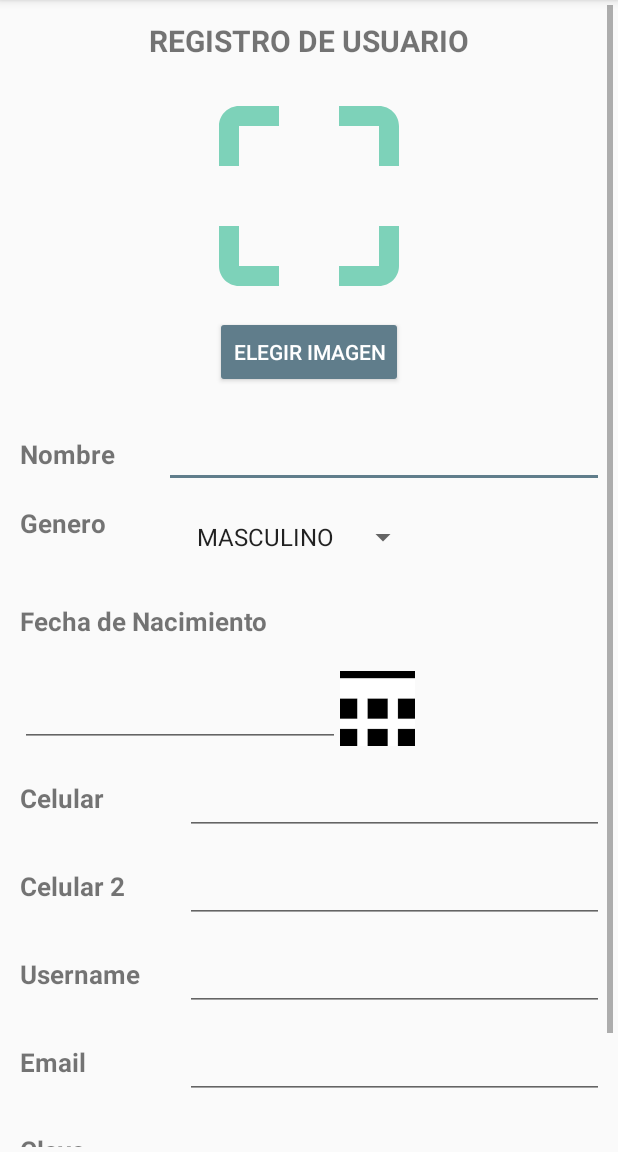
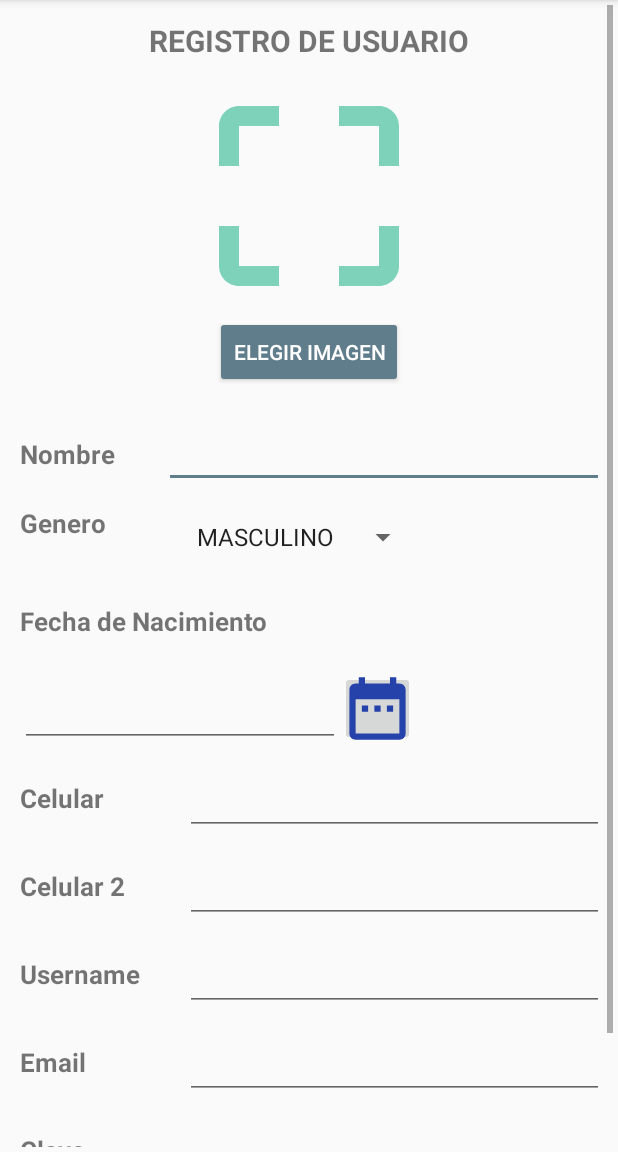
Before and after one commit to huancas/android, an Android app: the Menu screen opened directly, with no data from a screen before it, on a phone screen of 412 x 824 dp, the part 84-1236 px from its top. Run offline under Robolectric (Android 15) with nearby library versions, the phone set to English and light mode, and no system bars; our stand-ins replace Volley; 1 statement that could not run was skipped.

Commit message:
Unión de código
Se uni el diseño con el codigo de notificación.

```diff
--- a/uber/app/src/main/java/pe/progsistem/jesus/ubeprivado/Menu.java
+++ b/uber/app/src/main/java/pe/progsistem/jesus/ubeprivado/Menu.java
@@ -5,6 +5,7 @@ import android.content.Intent;
 import android.graphics.Bitmap;
 import android.net.Uri;
 import android.provider.MediaStore;
+import android.support.annotation.NonNull;
 import android.support.v7.app.AppCompatActivity;
 import android.os.Bundle;
 import android.text.TextUtils;
@@ -25,6 +26,10 @@ import com.android.volley.Response;
 import com.android.volley.VolleyError;
 import com.android.volley.toolbox.StringRequest;
 import com.android.volley.toolbox.Volley;
+import com.google.android.gms.tasks.OnCompleteListener;
+import com.google.android.gms.tasks.Task;
+import com.google.firebase.iid.FirebaseInstanceId;
+import com.google.firebase.iid.InstanceIdResult;
 
 
 import java.io.ByteArrayOutputStream;
@@ -35,6 +40,7 @@ import java.util.Map;
 
 
 import pe.progsistem.jesus.ubeprivado.Activities.Inicio;
+import pe.progsistem.jesus.ubeprivado.Activities.Principal;
 import pe.progsistem.jesus.ubeprivado.conexion.Conexion;
 import pe.progsistem.jesus.ubeprivado.conexion.FuncionesApp;
 
@@ -51,6 +57,8 @@ public class Menu extends AppCompatActivity implements View.OnClickListener{
     final int mes = c.get(Calendar.MONTH);
     final int dia = c.get(Calendar.DAY_OF_MONTH);
     final int anio = c.get(Calendar.YEAR);
+
+    private String token;
 
     //Widgets
     EditText etFecha;
@@ -132,6 +140,8 @@ public class Menu extends AppCompatActivity implements View.OnClickListener{
         title.setOnClickListener(this);
 
         spgenero = (Spinner) findViewById(R.id.spinnersexo);
+
+        getTocken();
 
     }
 
@@ -216,7 +226,7 @@ public class Menu extends AppCompatActivity implements View.OnClickListener{
 
 
                 String mGenero = String.valueOf(spgenero.getSelectedItem());
-              //Creación de parámetros
+                //Creación de parámetros
                 Map<String,String> params = new Hashtable<String, String>();
 
                 //Agregando de parámetros
@@ -231,7 +241,8 @@ public class Menu extends AppCompatActivity implements View.OnClickListener{
                 params.put("password",mPassword);
                 params.put("cargo","PASAJERO");
                 params.put(KEY_IMAGEN, imagen);
-               //Parámetros de retorno
+                params.put("token", token);
+                //Parámetros de retorno
                 return params;
             }
         };
@@ -248,7 +259,7 @@ public class Menu extends AppCompatActivity implements View.OnClickListener{
         intent.setType("image/*");
         intent.setAction(Intent.ACTION_GET_CONTENT);
         if(bot.equals("foto")){
-        startActivityForResult(Intent.createChooser(intent, "Select Picture"), PICK_IMAGE_REQUEST);}
+            startActivityForResult(Intent.createChooser(intent, "Select Picture"), PICK_IMAGE_REQUEST);}
 
     }
 
@@ -318,4 +329,36 @@ public class Menu extends AppCompatActivity implements View.OnClickListener{
         }
 
     }
+
+    public void getTocken(){
+        System.out.println("se ejecuta pi");
+        FirebaseInstanceId.getInstance().getInstanceId()
+                .addOnCompleteListener(new OnCompleteListener<InstanceIdResult>() {
+                    @Override
+                    public void onComplete(@NonNull Task<InstanceIdResult> task) {
+                        if (!task.isSuccessful()) {
+                            //Log.w(TAG, "getInstanceId failed", task.getException());
+                            System.out.println("no pasa naaa p ctm");
+                            return;
+                        }
+
+                        // Get new Instance ID token
+                        String token = task.getResult().getToken();
+
+                        // Log and toast
+                        String msg = token;
+                        System.out.println("*/*/*/*/**/*/*"+msg);
+                        System.out.println("si pe llama");
+                        dart(token);
+                        // Log.d(TAG, msg);
+                        System.out.println("*/*/*/*/**/*/*"+msg);
+                        System.out.println("si pe llama");
+                    }
+                });
+    }
+    public void dart(String tok){
+        this.token = tok;
+    }
+
+
 }
--- a/uber/app/src/main/res/layout/activity_menu.xml
+++ b/uber/app/src/main/res/layout/activity_menu.xml
@@ -43,7 +43,7 @@
                     android:id="@+id/imageView"
                     android:layout_width="160dp"
                     android:layout_height="160dp"
-                    android:background="@drawable/ic_crop_free_black_150dp"
+                    android:src="@drawable/ic_crop_free_black_150dp"
                     android:layout_gravity="center_horizontal" />
 
 
@@ -144,7 +144,7 @@
                     android:layout_width="50dp"
                     android:layout_height="50dp"
                     android:layout_gravity="center"
-                    android:src="@mipmap/ic_calen"
+                    android:src="@drawable/ic_date_range_black_24dp"
                     tools:ignore="ContentDescription" />
 
 
--- a/uber/build.gradle
+++ b/uber/build.gradle
@@ -8,6 +8,7 @@ buildscript {
     }
     dependencies {
         classpath 'com.android.tools.build:gradle:3.2.1'
+        classpath 'com.google.gms:google-services:4.0.1'
 
 
         // NOTE: Do not place your application dependencies here; they belong
```
Also changed, not shown: uber/app/build.gradle (+5 -2 lines), uber/app/src/main/AndroidManifest.xml (+14 -2 lines), uber/app/src/main/java/pe/progsistem/jesus/ubeprivado/Activities/RegistroChofer.java (+44 -1 lines), uber/app/src/main/java/pe/progsistem/jesus/ubeprivado/FCMService.java (added, +26 -0 lines), uber/app/src/main/java/pe/progsistem/jesus/ubeprivado/Frgaments/UsuariosFragment.java (+6 -6 lines), uber/app/src/main/java/pe/progsistem/jesus/ubeprivado/beans/User.java (+11 -1 lines), 1 other file.
